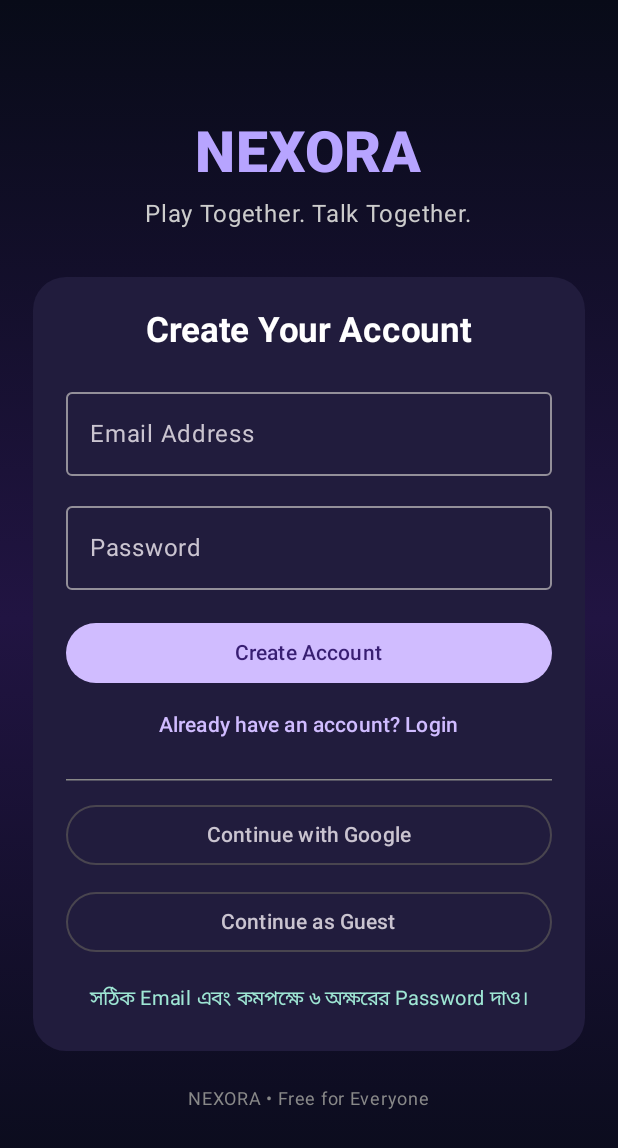
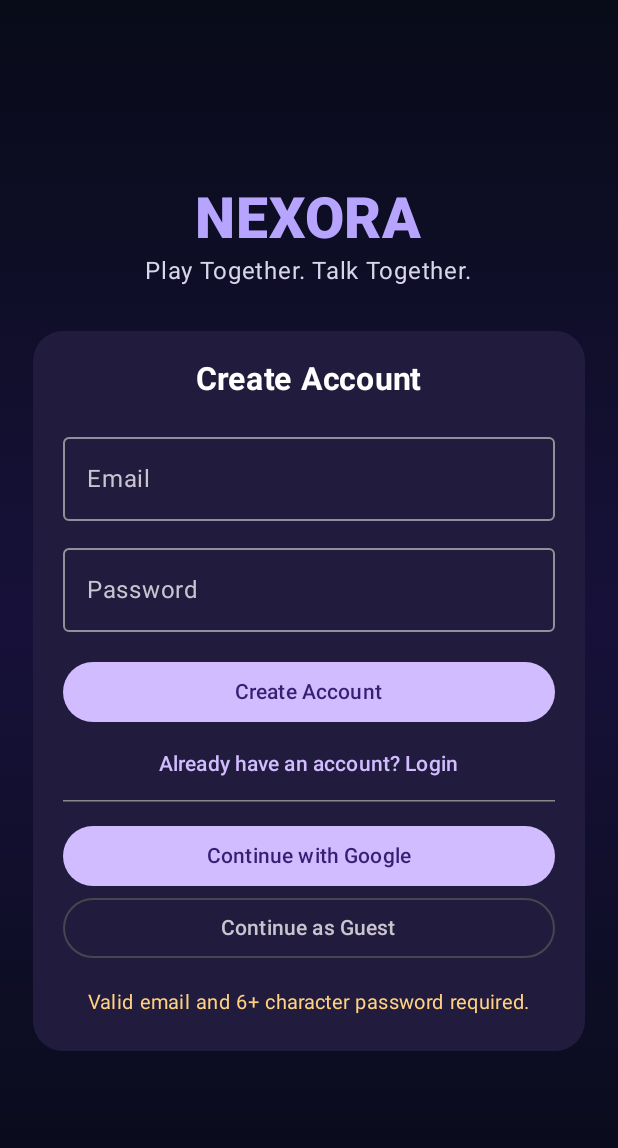
Before and after one commit to Kawser9851/NEXORA, an Android app built with Jetpack Compose: the screen it shows after launch (MainActivity), after a tap on "Create Account", on a phone screen of 412 x 824 dp. Shown: the top 1148 px of the screen. Run offline under Robolectric (Android 15) with nearby library versions, the phone set to English and light mode, and no system bars; our stand-ins replace Firebase (no records; nobody signed in at launch, a user with empty details on screens opened directly); 2 other taps on this screen came first.

Commit message:
Refactor FirebaseAuth usage in MainActivity

```diff
--- a/app/src/main/java/com/nexora/app/MainActivity.kt
+++ b/app/src/main/java/com/nexora/app/MainActivity.kt
@@ -1,6 +1,5 @@
 package com.nexora.app
 
-import android.app.Activity
 import android.os.Bundle
 import androidx.activity.ComponentActivity
 import androidx.activity.compose.setContent
@@ -27,6 +26,7 @@ import androidx.compose.ui.unit.dp
 import androidx.compose.ui.unit.sp
 import com.google.android.gms.auth.api.signin.GoogleSignIn
 import com.google.android.gms.auth.api.signin.GoogleSignInOptions
+import com.google.android.gms.auth.api.signin.GoogleSignInStatusCodes
 import com.google.android.gms.common.api.ApiException
 import com.google.firebase.FirebaseApp
 import com.google.firebase.auth.FirebaseAuth
@@ -35,29 +35,19 @@ import com.google.firebase.auth.GoogleAuthProvider
 class MainActivity : ComponentActivity() {
     override fun onCreate(savedInstanceState: Bundle?) {
         super.onCreate(savedInstanceState)
-
         FirebaseApp.initializeApp(this)
-
-        val auth = FirebaseAuth.getInstance()
-
         setContent {
-            NEXORAScreen(auth)
+            NEXORAScreen(FirebaseAuth.getInstance())
         }
     }
 }
 
 @Composable
 private fun NEXORAScreen(auth: FirebaseAuth) {
+    val context = LocalContext.current
+    val webClientId = stringResource(R.string.default_web_client_id)
 
-    val context = LocalContext.current
-    val webClientId = stringResource(
-        id = R.string.default_web_client_id
-    )
-
-    var user by remember {
-        mutableStateOf(auth.currentUser)
-    }
-
+    var user by remember { mutableStateOf(auth.currentUser) }
     var email by remember { mutableStateOf("") }
     var password by remember { mutableStateOf("") }
     var isSignUp by remember { mutableStateOf(false) }
@@ -68,138 +58,113 @@ private fun NEXORAScreen(auth: FirebaseAuth) {
         val listener = FirebaseAuth.AuthStateListener {
             user = it.currentUser
         }
+        auth.addAuthStateListener(listener)
+        onDispose { auth.removeAuthStateListener(listener) }
+    }
 
-        auth.addAuthStateListener(listener)
+    val googleLauncher = rememberLauncherForActivityResult(
+        ActivityResultContracts.StartActivityForResult()
+    ) { result ->
+        val data = result.data
 
-        onDispose {
-            auth.removeAuthStateListener(listener)
+        if (data == null) {
+            loading = false
+            message = "Google Error: No result data. ResultCode=${result.resultCode}"
+        } else {
+            try {
+                val task = GoogleSignIn.getSignedInAccountFromIntent(data)
+                val account = task.getResult(ApiException::class.java)
+                val idToken = account.idToken
+
+                if (idToken.isNullOrBlank()) {
+                    loading = false
+                    message = "Google Error: ID Token is empty. Check Web Client ID."
+                } else {
+                    val credential =
+                        GoogleAuthProvider.getCredential(idToken, null)
+
+                    auth.signInWithCredential(credential)
+                        .addOnCompleteListener { authTask ->
+                            loading = false
+                            message = if (authTask.isSuccessful) {
+                                "Google Login Successful!"
+                            } else {
+                                "Firebase Error: ${authTask.exception?.message}"
                             }
                         }
-
-    val googleLauncher =
-        rememberLauncherForActivityResult(
-            ActivityResultContracts.StartActivityForResult()
-        ) { result ->
-
-            if (result.resultCode == Activity.RESULT_OK) {
-
-                val task = GoogleSignIn.getSignedInAccountFromIntent(
-                    result.data
-                )
-
-                try {
-                    val account = task.getResult(
-                        ApiException::class.java
-                    )
-
-                    val idToken = account.idToken
-
-                    if (idToken == null) {
+                }
+            } catch (e: ApiException) {
                 loading = false
-                        message = "Google ID Token পাওয়া যায়নি।"
-                    } else {
-                        val credential =
-                            GoogleAuthProvider.getCredential(
-                                idToken,
-                                null
-                            )
-
-                        auth.signInWithCredential(credential)
-                            .addOnCompleteListener {
+                message = "Google Error ${e.statusCode}: ${
+                    GoogleSignInStatusCodes.getStatusCodeString(e.statusCode)
+                } (ResultCode=${result.resultCode})"
+            } catch (e: Exception) {
                 loading = false
-                                message =
-                                    if (it.isSuccessful) {
-                                        "Google Login Successful!"
-                                    } else {
-                                        it.exception?.localizedMessage
-                                            ?: "Google Login Failed."
+                message = "Google Error: ${e.localizedMessage}"
             }
         }
     }
 
-                } catch (e: ApiException) {
-                    loading = false
-                    message = "Google Login Failed: ${e.statusCode}"
-                }
-
-            } else {
-                loading = false
-                message = "Google Login বাতিল হয়েছে।"
-            }
-        }
-
-    val bg = Brush.verticalGradient(
+    MaterialTheme(colorScheme = darkColorScheme()) {
+        Box(
+            modifier = Modifier
+                .fillMaxSize()
+                .background(
+                    Brush.verticalGradient(
                         listOf(
                             Color(0xFF080B18),
-            Color(0xFF211442),
+                            Color(0xFF17113A),
                             Color(0xFF080B18)
                         )
                     )
-
-    MaterialTheme(colorScheme = darkColorScheme()) {
-
-        Box(
-            modifier = Modifier
-                .fillMaxSize()
-                .background(bg)
+                )
                 .padding(22.dp),
             contentAlignment = Alignment.Center
         ) {
-
             Column(
                 modifier = Modifier
                     .fillMaxWidth()
                     .verticalScroll(rememberScrollState()),
                 horizontalAlignment = Alignment.CenterHorizontally
             ) {
-
                 Text(
                     "NEXORA",
                     color = Color(0xFFB7A4FF),
                     fontSize = 38.sp,
                     fontWeight = FontWeight.Black
                 )
-
-                Spacer(Modifier.height(6.dp))
-
                 Text(
                     "Play Together. Talk Together.",
-                    color = Color.LightGray
+                    color = Color(0xFFD9D6EA)
                 )
 
-                Spacer(Modifier.height(30.dp))
+                Spacer(Modifier.height(28.dp))
 
                 Card(
                     modifier = Modifier.fillMaxWidth(),
-                    shape = RoundedCornerShape(22.dp),
                     colors = CardDefaults.cardColors(
                         containerColor = Color(0xFF211C3D)
-                    )
+                    ),
+                    shape = RoundedCornerShape(20.dp)
                 ) {
-
                     Column(
-                        modifier = Modifier.padding(22.dp),
+                        modifier = Modifier.padding(20.dp),
                         horizontalAlignment = Alignment.CenterHorizontally
                     ) {
-
                         if (user == null) {
-
                             Text(
-                                if (isSignUp)
-                                    "Create Your Account"
-                                else
-                                    "Welcome Back",
+                                if (isSignUp) "Create Account" else "Welcome to NEXORA",
                                 color = Color.White,
-                                fontSize = 23.sp,
+                                fontSize = 21.sp,
                                 fontWeight = FontWeight.Bold
                             )
 
-                            Spacer(Modifier.height(20.dp))
+                            Spacer(Modifier.height(18.dp))
 
                             OutlinedTextField(
                                 value = email,
                                 onValueChange = { email = it },
-                                label = { Text("Email Address") },
+                                label = { Text("Email") },
                                 singleLine = true,
                                 keyboardOptions = KeyboardOptions(
                                     keyboardType = KeyboardType.Email
@@ -207,95 +172,68 @@ private fun NEXORAScreen(auth: FirebaseAuth) {
                                 modifier = Modifier.fillMaxWidth()
                             )
 
-                            Spacer(Modifier.height(12.dp))
+                            Spacer(Modifier.height(10.dp))
 
                             OutlinedTextField(
                                 value = password,
                                 onValueChange = { password = it },
                                 label = { Text("Password") },
                                 singleLine = true,
-                                visualTransformation =
-                                    PasswordVisualTransformation(),
-                                keyboardOptions = KeyboardOptions(
-                                    keyboardType = KeyboardType.Password
-                                ),
+                                visualTransformation = PasswordVisualTransformation(),
                                 modifier = Modifier.fillMaxWidth()
                             )
 
-                            Spacer(Modifier.height(18.dp))
+                            Spacer(Modifier.height(16.dp))
 
                             Button(
                                 onClick = {
-                                    if (email.isBlank() ||
-                                        password.length < 6
-                                    ) {
-                                        message =
-                                            "সঠিক Email এবং কমপক্ষে ৬ অক্ষরের Password দাও।"
+                                    if (email.isBlank() || password.length < 6) {
+                                        message = "Valid email and 6+ character password required."
                                     } else {
                                         loading = true
-                                        message = ""
-
-                                        val task =
+                                        val action =
                                             if (isSignUp) {
                                                 auth.createUserWithEmailAndPassword(
-                                                    email.trim(),
-                                                    password
+                                                    email.trim(), password
                                                 )
                                             } else {
                                                 auth.signInWithEmailAndPassword(
-                                                    email.trim(),
-                                                    password
+                                                    email.trim(), password
                                                 )
                                             }
 
-                                        task.addOnCompleteListener {
+                                        action.addOnCompleteListener {
                                             loading = false
                                             message =
-                                                if (it.isSuccessful) {
-                                                    "Welcome to NEXORA!"
-                                                } else {
-                                                    it.exception?.localizedMessage
-                                                        ?: "Login Failed."
-                                                }
+                                                if (it.isSuccessful) "Login Successful!"
+                                                else it.exception?.localizedMessage
+                                                    ?: "Authentication failed."
                                         }
                                     }
                                 },
-                                enabled = !loading,
-                                modifier = Modifier.fillMaxWidth()
+                                modifier = Modifier.fillMaxWidth(),
+                                enabled = !loading
                             ) {
-                                Text(
-                                    if (isSignUp)
-                                        "Create Account"
-                                    else
-                                        "Login"
-                                )
+                                Text(if (isSignUp) "Create Account" else "Login with Email")
                             }
 
                             TextButton(
                                 onClick = {
                                     isSignUp = !isSignUp
                                     message = ""
-                                },
-                                enabled = !loading
+                                }
                             ) {
                                 Text(
-                                    if (isSignUp)
-                                        "Already have an account? Login"
-                                    else
-                                        "Create a new account"
+                                    if (isSignUp) "Already have an account? Login"
+                                    else "Create a new account"
                                 )
                             }
 
-                            HorizontalDivider(
-                                color = Color.Gray,
-                                modifier = Modifier.padding(vertical = 12.dp)
-                            )
+                            HorizontalDivider(color = Color.Gray)
+                            Spacer(Modifier.height(12.dp))
 
-                            OutlinedButton(
+                            Button(
                                 onClick = {
-                                    loading = true
-                                    message = ""
-
                                     try {
                                         val options =
                                             GoogleSignInOptions.Builder(
@@ -305,110 +243,78 @@ private fun NEXORAScreen(auth: FirebaseAuth) {
                                                 .requestIdToken(webClientId)
                                                 .build()
 
+                                        loading = true
+                                        message = "Opening Google..."
                                         val client =
-                                            GoogleSignIn.getClient(
-                                                context,
-                                                options
-                                            )
-
-                                        googleLauncher.launch(
-                                            client.signInIntent
-                                        )
-
+                                            GoogleSignIn.getClient(context, options)
+                                        googleLauncher.launch(client.signInIntent)
                                     } catch (e: Exception) {
                                         loading = false
                                         message =
-                                            e.localizedMessage
-                                                ?: "Google Login শুরু করা যায়নি।"
+                                            "Google Setup Error: ${e.localizedMessage}"
                                     }
                                 },
-                                enabled = !loading,
-                                modifier = Modifier.fillMaxWidth()
+                                modifier = Modifier.fillMaxWidth(),
+                                enabled = !loading
                             ) {
                                 Text("Continue with Google")
                             }
 
-                            Spacer(Modifier.height(10.dp))
-
                             OutlinedButton(
                                 onClick = {
                                     loading = true
-                                    message = ""
-
                                     auth.signInAnonymously()
                                         .addOnCompleteListener {
                                             loading = false
                                             message =
-                                                if (it.isSuccessful)
-                                                    "Guest Login Successful!"
-                                                else
-                                                    it.exception?.localizedMessage
+                                                if (it.isSuccessful) "Guest Login Successful!"
+                                                else it.exception?.localizedMessage
                                                     ?: "Guest Login Failed."
                                         }
                                 },
-                                enabled = !loading,
-                                modifier = Modifier.fillMaxWidth()
+                                modifier = Modifier.fillMaxWidth(),
+                                enabled = !loading
                             ) {
                                 Text("Continue as Guest")
                             }
-
                         } else {
-
                             Text(
                                 "Welcome to NEXORA!",
                                 color = Color.White,
                                 fontSize = 22.sp,
                                 fontWeight = FontWeight.Bold
                             )
-
-                            Spacer(Modifier.height(16.dp))
-
+                            Spacer(Modifier.height(12.dp))
                             Text(
-                                if (user!!.isAnonymous)
-                                    "Guest Account"
-                                else
-                                    user!!.email ?: "Signed In",
+                                user?.email ?: "Guest Account",
                                 color = Color(0xFF9FE7D5)
                             )
-
-                            Spacer(Modifier.height(22.dp))
-
+                            Spacer(Modifier.height(20.dp))
                             Button(
                                 onClick = {
                                     auth.signOut()
-                                    message = "You have logged out."
-                                },
-                                modifier = Modifier.fillMaxWidth()
+                                    message = "Logged out."
+                                }
                             ) {
                                 Text("Logout")
                             }
                         }
 
                         if (loading) {
-                            Spacer(Modifier.height(16.dp))
-                            CircularProgressIndicator(
-                                color = Color(0xFFB7A4FF)
-                            )
+                            Spacer(Modifier.height(12.dp))
+                            CircularProgressIndicator()
                         }
 
                         if (message.isNotBlank()) {
-                            Spacer(Modifier.height(16.dp))
+                            Spacer(Modifier.height(14.dp))
                             Text(
                                 message,
-                                color = Color(0xFF9FE7D5),
+                                color = Color(0xFFFFD180),
                                 fontSize = 13.sp
                             )
                         }
                     }
                 }
-
-                Spacer(Modifier.height(20.dp))
-
-                Text(
-                    "NEXORA • Free for Everyone",
-                    color = Color.Gray,
-                    fontSize = 12.sp
-                )
             }
         }
     }
```
Lines whose indentation alone changed are shown as unchanged.
